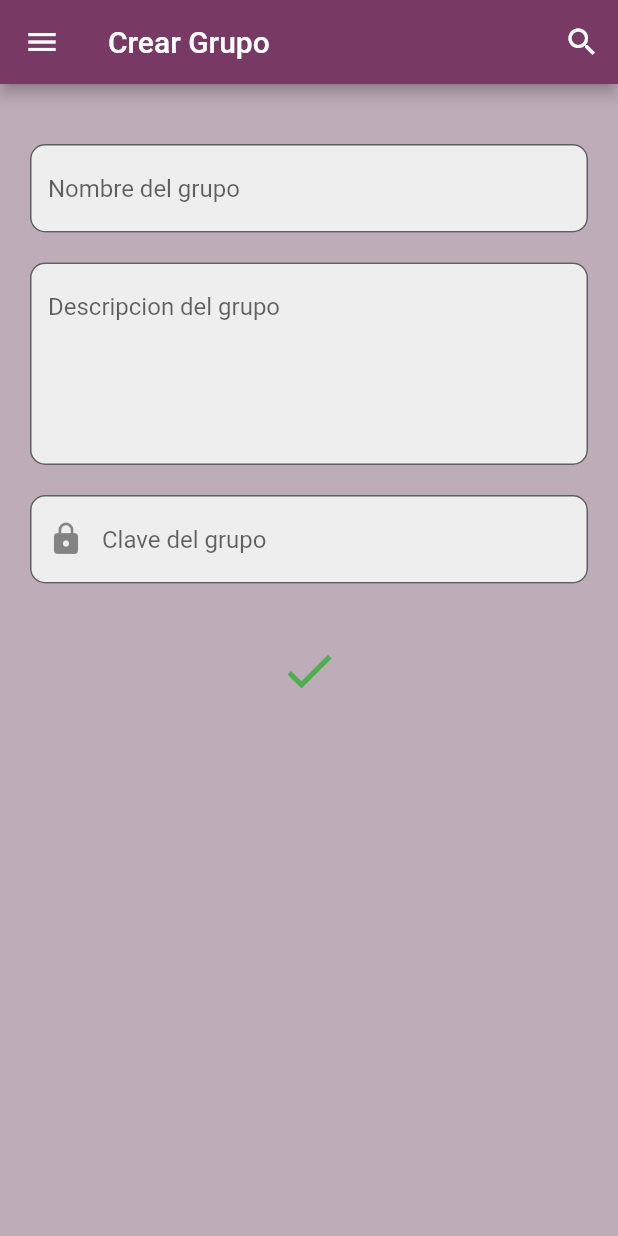
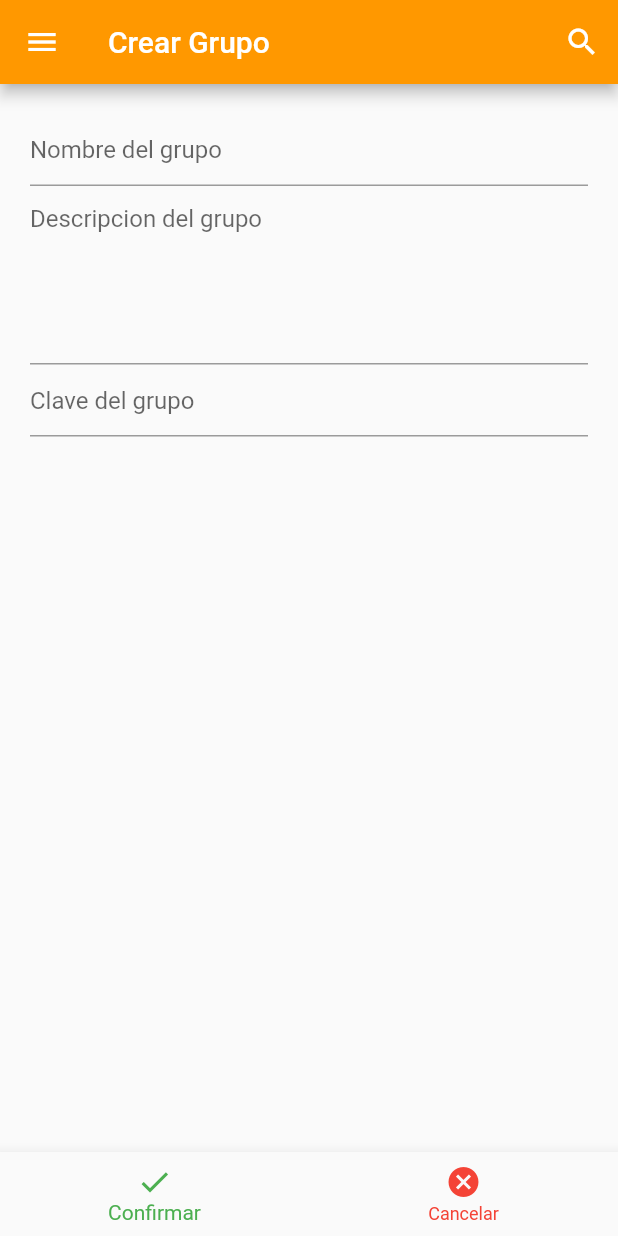
Before and after one commit to alexis-bdc/tusgrupos, a Flutter app: the CreateGroup screen opened directly, on a phone screen of 412 x 824 dp. Run offline on Flutter 3.47's test engine with Material 2 defaults, Android fonts, the light colour scheme and no system bars; our stand-ins replace email_validator, shared_preferences; missing offline and left inert: fluid_bottom_nav_bar, mongo_dart; accounts and stored records are empty.

Commit message:
Merge conflicts resolved

```diff
--- a/lib/screens/crear_grupo_screen.dart
+++ b/lib/screens/crear_grup_screen.dart
@@ -1,13 +1,12 @@
 import 'package:flutter/material.dart';
-import 'package:shared_preferences/shared_preferences.dart';
 import 'package:tusgrupos/dbHelper/mongodb.dart';
 import 'package:shared_preferences/shared_preferences.dart';
 
 import 'package:tusgrupos/models/group_model.dart';
+import 'package:tusgrupos/models/user_model.dart';
+
+import 'package:mongo_dart/mongo_dart.dart' as M;
 import 'package:tusgrupos/screens/landing_screen.dart';
-import 'package:tusgrupos/models/user_model.dart';
-import 'package:tusgrupos/screens/menus.dart';
-import 'package:mongo_dart/mongo_dart.dart' as M;
 
 class CreateGroup extends StatefulWidget {
   const CreateGroup({Key? key}) : super(key: key);
@@ -17,22 +16,19 @@ class CreateGroup extends StatefulWidget {
 }
 
 class _CreateGroupState extends State<CreateGroup> {
+  @override
   final _formkey = GlobalKey<FormState>();
   var NombreControler = TextEditingController();
   var descripcionControler = TextEditingController();
   var claveControler = TextEditingController();
-  var user;
 
-  @override
   Widget build(BuildContext context) {
     // TODO: crear grupo screen
 
     return Scaffold(
-      backgroundColor: Color.fromARGB(255, 190, 173, 185),
-
       //--------------------appbar--------------------
       appBar: AppBar(
-          backgroundColor: const Color.fromARGB(255, 120, 58, 100),
+          backgroundColor: Colors.orange,
           title: const Text("Crear Grupo"),
           leading: Builder(
             builder: (BuildContext context) {
@@ -54,7 +50,6 @@ class _CreateGroupState extends State<CreateGroup> {
           ]),
 
       //--------------------drawer--------------------
-      drawer: const MenuDrawer(),
 
       //--------------------body--------------------
       body: Container(
@@ -68,19 +63,10 @@ class _CreateGroupState extends State<CreateGroup> {
               child: Column(
                 crossAxisAlignment: CrossAxisAlignment.start,
                 children: <Widget>[
-                  const SizedBox(
-                    height: 20,
-                  ),
-                  //-------------------nombre-------------------------
                   TextFormField(
                     controller: NombreControler,
-                    decoration: InputDecoration(
+                    decoration: const InputDecoration(
                       hintText: 'Nombre del grupo',
-                      filled: true,
-                      fillColor: Colors.grey.shade200,
-                      border: OutlineInputBorder(
-                        borderRadius: BorderRadius.circular(10),
-                      ),
                     ),
                     validator: (value) {
                       if (value == null || value.isEmpty) {
@@ -89,19 +75,10 @@ class _CreateGroupState extends State<CreateGroup> {
                       return null;
                     },
                   ),
-                  const SizedBox(
-                    height: 20,
-                  ),
-                  //-------------------descripcion-------------------------
                   TextFormField(
                     controller: descripcionControler,
-                    decoration: InputDecoration(
-                      filled: true,
-                      fillColor: Colors.grey.shade200,
+                    decoration: const InputDecoration(
                       hintText: 'Descripcion del grupo',
-                      border: OutlineInputBorder(
-                        borderRadius: BorderRadius.circular(10),
-                      ),
                     ),
                     validator: (value) {
                       if (value == null || value.isEmpty) {
@@ -112,22 +89,10 @@ class _CreateGroupState extends State<CreateGroup> {
                     minLines: 5,
                     maxLines: 10,
                   ),
-                  const SizedBox(
-                    height: 20,
-                  ),
-                  //---------------activar clave--------------------
-
-                  //-------------------clave-------------------------
                   TextFormField(
                     controller: claveControler,
-                    decoration: InputDecoration(
-                      filled: true,
-                      fillColor: Colors.grey.shade200,
+                    decoration: const InputDecoration(
                       hintText: 'Clave del grupo',
-                      border: OutlineInputBorder(
-                        borderRadius: BorderRadius.circular(10),
-                      ),
-                      prefixIcon: const Icon(Icons.lock),
                     ),
                     validator: (value) {
                       if (value == null || value.isEmpty) {
@@ -139,48 +104,51 @@ class _CreateGroupState extends State<CreateGroup> {
                 ],
               ),
             ),
-            const SizedBox(height: 30),
-            Row(
-              crossAxisAlignment: CrossAxisAlignment.center,
-              mainAxisAlignment: MainAxisAlignment.center,
-              children: [
-                IconButton(
-                  onPressed: () {
-                    if (_formkey.currentState!.validate()) {
-                      _insertGroup(NombreControler.text,
-                          descripcionControler.text, claveControler.text);
-                    }
-                  },
-                  icon: const Icon(Icons.check),
-                  tooltip: 'confirmar',
-                  // disabledColor: Colors.grey,
-                  color: Colors.green,
-                  iconSize: 40,
-                ),
-                // IconButton(
-                //   onPressed: onPressed,
-                //   icon: const Icon(Icons.cancel)),
-              ],
-            )
           ],
         ),
+      ),
+      //--------------------BottomNavigationBar------------------------------
+      bottomNavigationBar: BottomNavigationBar(
+        items: const <BottomNavigationBarItem>[
+          BottomNavigationBarItem(
+            icon: Icon(Icons.check),
+            label: 'Confirmar',
+          ),
+          BottomNavigationBarItem(
+            icon: Icon(Icons.cancel),
+            label: 'Cancelar',
+          )
+        ],
+        currentIndex: 0,
+        selectedItemColor: Colors.green,
+        unselectedItemColor: Colors.red,
+        onTap: (index) {
+          if (index == 0) {
+            _insertGroup(NombreControler.text, descripcionControler.text,
+                claveControler.text);
+            Navigator.of(context)
+                .push(MaterialPageRoute(builder: (context) => const Landing()));
+          } else if (index == 1) {
+            Navigator.of(context)
+                .push(MaterialPageRoute(builder: (context) => const Landing()));
+          }
+        },
       ),
     );
   }
 
   void _insertGroup(String nombre, String descripcion, String clave) async {
-    final prefs = await SharedPreferences.getInstance();
-
     var _id = M.ObjectId();
-    final String? dueno = prefs.getString('idUser');
-
+    // var userid = widget.user.id;
+    SharedPreferences prefs = await SharedPreferences.getInstance();
+    final useremail = prefs.getString('emailUser');
+    //print(prefs.getString('emailUser').toString());
     final group = groupModel(
-      id: _id,
-      Owner: dueno,
-      Name: nombre,
-      Description: descripcion,
-      password: clave,
-    );
+        id: _id,
+        Owner: useremail.toString(),
+        Name: nombre,
+        Description: descripcion,
+        password: clave);
 
     var result = await MongoDatabase.insertGroup(group);
     ScaffoldMessenger.of(context).showSnackBar(
--- a/lib/screens/ver_mis_grupos_screen.dart
+++ b/lib/screens/ver_mis_grupos_screen.dart
@@ -11,7 +11,7 @@ class VerMisGrupos extends StatelessWidget {
   Widget build(BuildContext context) {
     return Scaffold(
       appBar: AppBar(
-        backgroundColor: Colors.orange,
+        backgroundColor: Colors.purple,
         title: Text('Mis grupos'),
       ),
       body: FutureBuilder(
```
